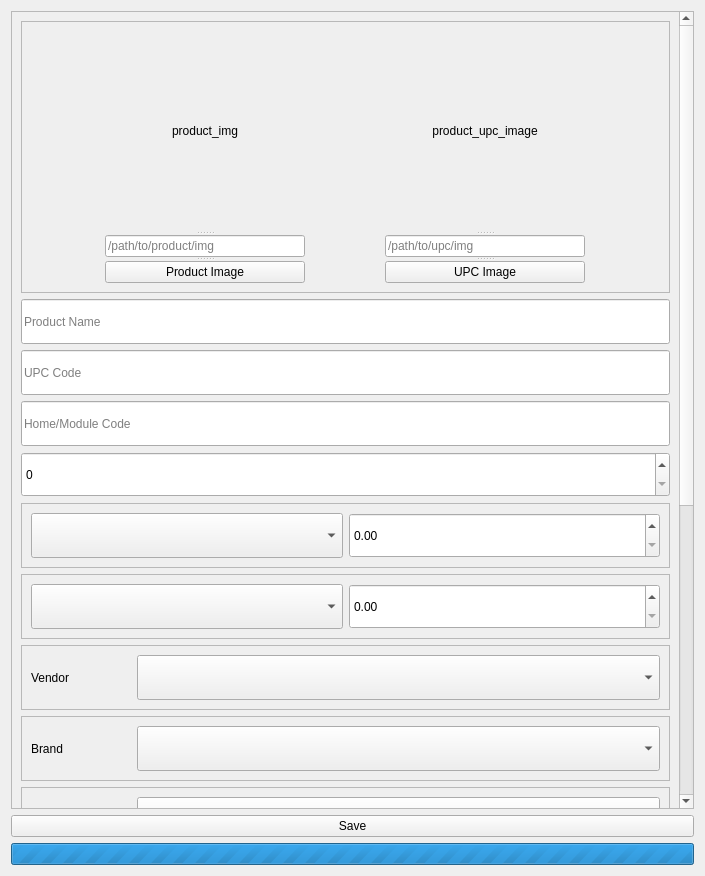
This is admin_client/client_gui/app/NewProduct/forms/NewProduct.ui in deskos-xp/SaffronServer as Qt 5 draws it before an edit. The edited form follows.
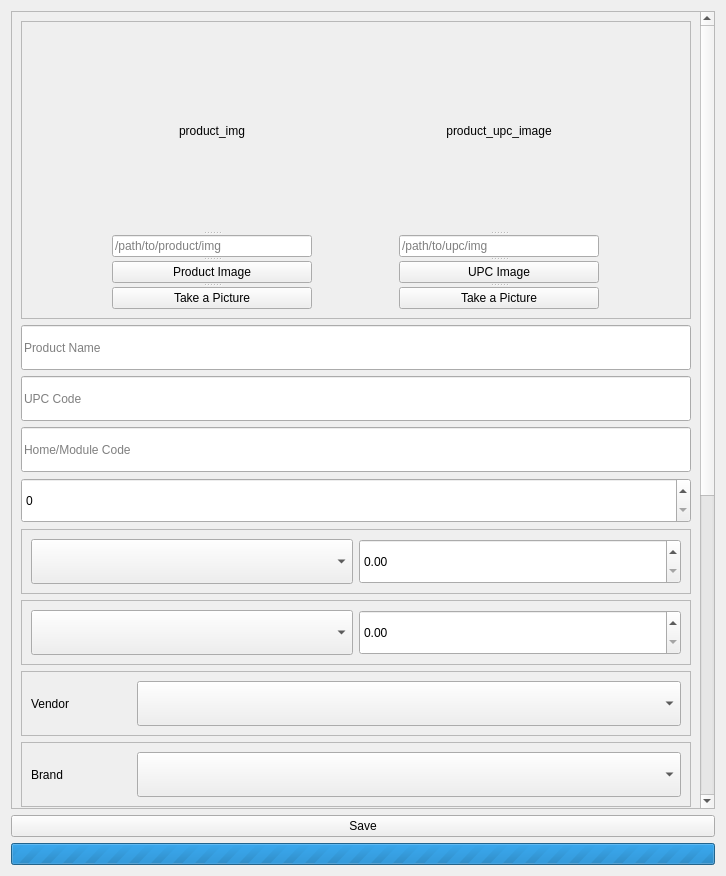
This is the edited form.

```diff
--- a/admin_client/client_gui/app/NewProduct/forms/NewProduct.ui
+++ b/admin_client/client_gui/app/NewProduct/forms/NewProduct.ui
@@ -6,7 +6,7 @@
    <rect>
     <x>0</x>
     <y>0</y>
-    <width>705</width>
+    <width>726</width>
     <height>876</height>
    </rect>
   </property>
@@ -33,8 +33,8 @@
          <rect>
           <x>0</x>
           <y>0</y>
-          <width>666</width>
-          <height>1260</height>
+          <width>687</width>
+          <height>1295</height>
          </rect>
         </property>
         <layout class="QGridLayout" name="gridLayout_4">
@@ -156,6 +156,11 @@
                   <string>Product Image</string>
                  </property>
                 </widget>
+                <widget class="QPushButton" name="takePic_img">
+                 <property name="text">
+                  <string>Take a Picture</string>
+                 </property>
+                </widget>
                </widget>
               </item>
               <item row="0" column="1">
@@ -211,6 +216,11 @@
                   <string>UPC Image</string>
                  </property>
                 </widget>
+                <widget class="QPushButton" name="takePic_upc">
+                 <property name="text">
+                  <string>Take a Picture</string>
+                 </property>
+                </widget>
                </widget>
               </item>
              </layout>
```
